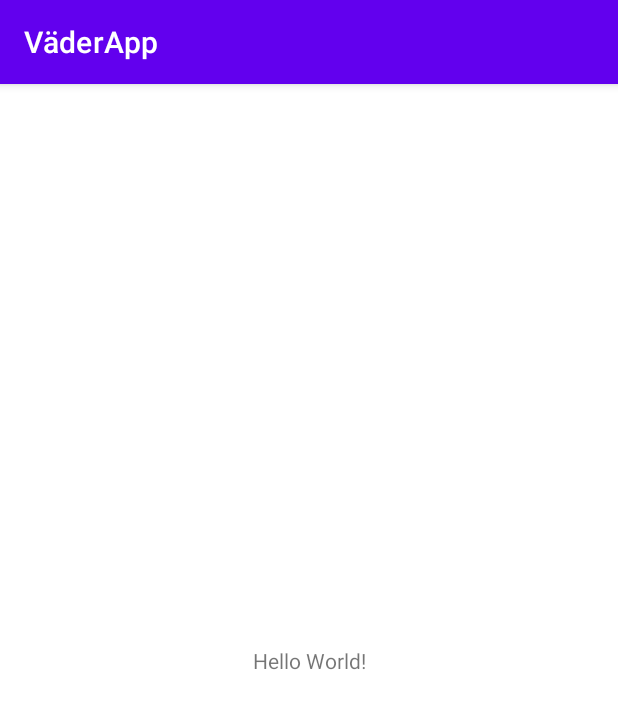
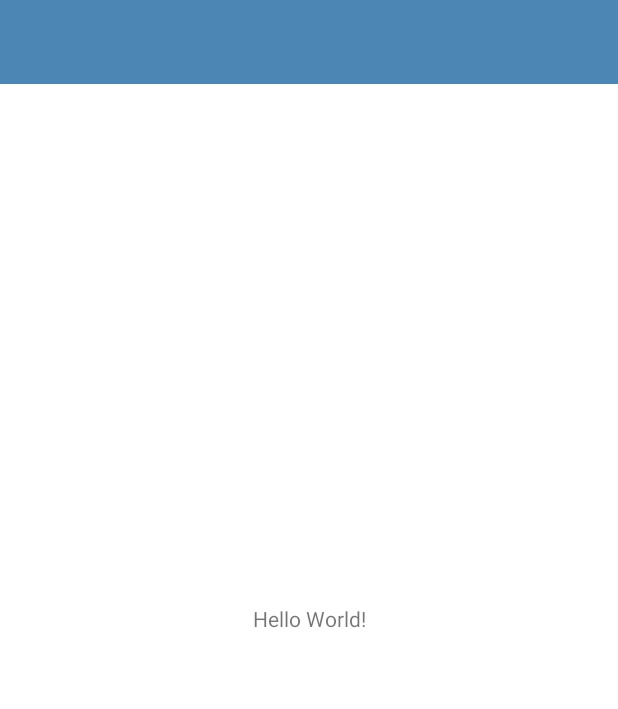
Before and after one commit to alrydb/VaderApp, an Android app: the screen it shows after launch (MainActivity), on a phone screen of 412 x 824 dp. Shown: the top 709 px of the screen. Run offline under Robolectric (Android 15) with nearby library versions, the phone set to English and light mode, and no system bars.

Commit message:
Första committen

```diff
--- a/app/src/main/res/layout/activity_main.xml
+++ b/app/src/main/res/layout/activity_main.xml
@@ -15,4 +15,15 @@
         app:layout_constraintRight_toRightOf="parent"
         app:layout_constraintTop_toTopOf="parent" />
 
+
+    <androidx.appcompat.widget.Toolbar
+        android:id="@+id/toolbar_nav"
+        android:layout_width="match_parent"
+        android:layout_height="?attr/actionBarSize"
+        android:background="@color/colorPrimary"
+        app:layout_constraintEnd_toEndOf="parent"
+        app:layout_constraintStart_toStartOf="parent"
+        app:layout_constraintTop_toTopOf="parent"
+        android:theme="@style/CustomToolbarStyle"/>
+
 </androidx.constraintlayout.widget.ConstraintLayout>
--- a/app/src/main/res/values/colors.xml
+++ b/app/src/main/res/values/colors.xml
@@ -7,4 +7,10 @@
     <color name="teal_700">#FF018786</color>
     <color name="black">#FF000000</color>
     <color name="white">#FFFFFFFF</color>
+
+
+    <color name="colorPrimary">#4b86b4</color>
+    <color name="colorPrimaryDark">#2a4d69</color>
+    <color name="colorAccent">#adcbe3</color>
+
 </resources>
--- a/app/src/main/res/values/themes.xml
+++ b/app/src/main/res/values/themes.xml
@@ -1,6 +1,6 @@
 <resources xmlns:tools="http://schemas.android.com/tools">
     <!-- Base application theme. -->
-    <style name="Theme.VäderApp" parent="Theme.MaterialComponents.DayNight.DarkActionBar">
+    <style name="Theme.VäderApp" parent="Theme.MaterialComponents.DayNight.NoActionBar">
         <!-- Primary brand color. -->
         <item name="colorPrimary">@color/purple_500</item>
         <item name="colorPrimaryVariant">@color/purple_700</item>
@@ -13,4 +13,12 @@
         <item name="android:statusBarColor" tools:targetApi="l">?attr/colorPrimaryVariant</item>
         <!-- Customize your theme here. -->
     </style>
+
+
+    <style name="CustomToolbarStyle">
+        <item name="android:textColorPrimary">#FFFFFF</item>
+        <item name="android:colorControlNormal">#FFFFFF</item>
+    </style>
+
+
 </resources>
```
